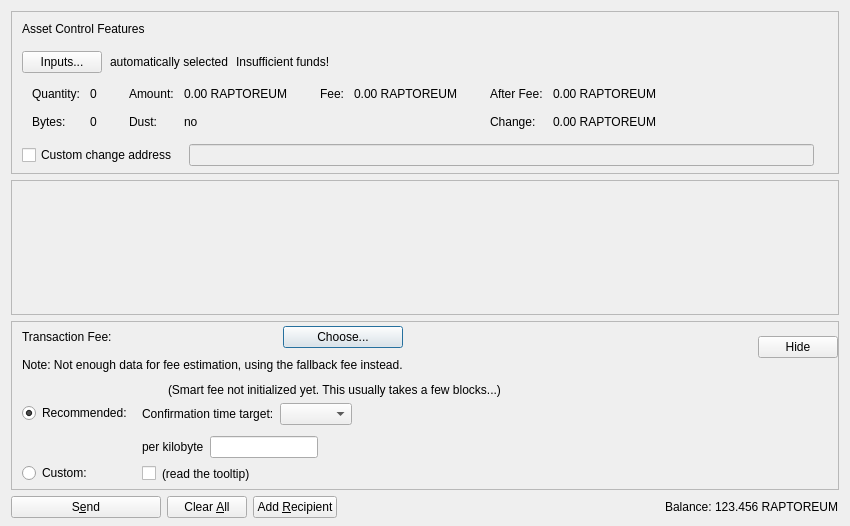
Before: the Qt Designer form src/qt/forms/sendassetsdialog.ui in stabner/HashmonkeyCoin, drawn with Qt 5.
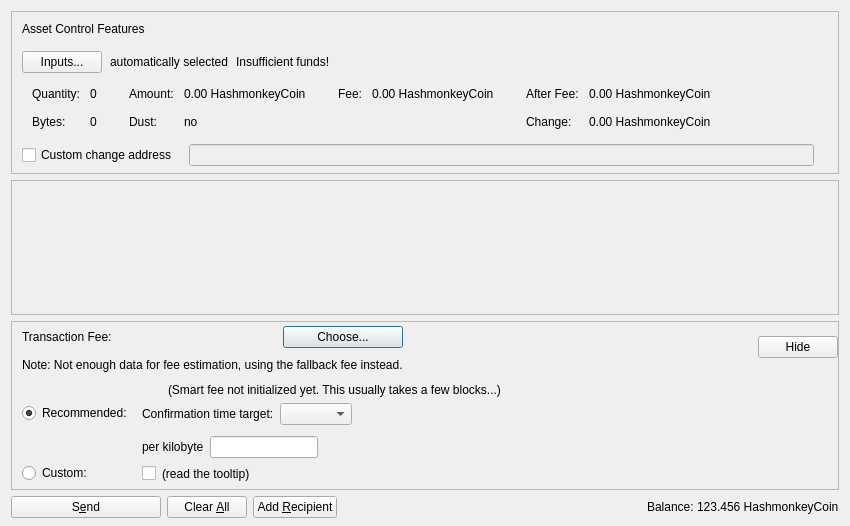
After: the same form once the commit is applied. Custom widgets are drawn as their Qt base class.

Diff of the .ui file:
```diff
--- a/src/qt/forms/sendassetsdialog.ui
+++ b/src/qt/forms/sendassetsdialog.ui
@@ -288,7 +288,7 @@
                   <enum>Qt::ActionsContextMenu</enum>
                  </property>
                  <property name="text">
-                  <string notr="true">0.00 RAPTOREUM</string>
+                  <string notr="true">0.00 HashmonkeyCoin</string>
                  </property>
                  <property name="textInteractionFlags">
                   <set>Qt::LinksAccessibleByMouse|Qt::TextSelectableByKeyboard|Qt::TextSelectableByMouse</set>
@@ -356,7 +356,7 @@
                   <enum>Qt::ActionsContextMenu</enum>
                  </property>
                  <property name="text">
-                  <string notr="true">0.00 RAPTOREUM</string>
+                  <string notr="true">0.00 HashmonkeyCoin</string>
                  </property>
                  <property name="textInteractionFlags">
                   <set>Qt::LinksAccessibleByMouse|Qt::TextSelectableByKeyboard|Qt::TextSelectableByMouse</set>
@@ -401,7 +401,7 @@
                   <enum>Qt::ActionsContextMenu</enum>
                  </property>
                  <property name="text">
-                  <string notr="true">0.00 RAPTOREUM</string>
+                  <string notr="true">0.00 HashmonkeyCoin</string>
                  </property>
                  <property name="textInteractionFlags">
                   <set>Qt::LinksAccessibleByMouse|Qt::TextSelectableByKeyboard|Qt::TextSelectableByMouse</set>
@@ -424,7 +424,7 @@
                   <enum>Qt::ActionsContextMenu</enum>
                  </property>
                  <property name="text">
-                  <string notr="true">0.00 RAPTOREUM</string>
+                  <string notr="true">0.00 HashmonkeyCoin</string>
                  </property>
                  <property name="textInteractionFlags">
                   <set>Qt::LinksAccessibleByMouse|Qt::TextSelectableByKeyboard|Qt::TextSelectableByMouse</set>
@@ -1156,7 +1156,7 @@
           <cursorShape>IBeamCursor</cursorShape>
          </property>
          <property name="text">
-          <string notr="true">123.456 RAPTOREUM</string>
+          <string notr="true">123.456 HashmonkeyCoin</string>
          </property>
          <property name="textInteractionFlags">
           <set>Qt::LinksAccessibleByMouse|Qt::TextSelectableByKeyboard|Qt::TextSelectableByMouse</set>
```
Left out of the diff: 6 changed lines with no effect on the pictures.
